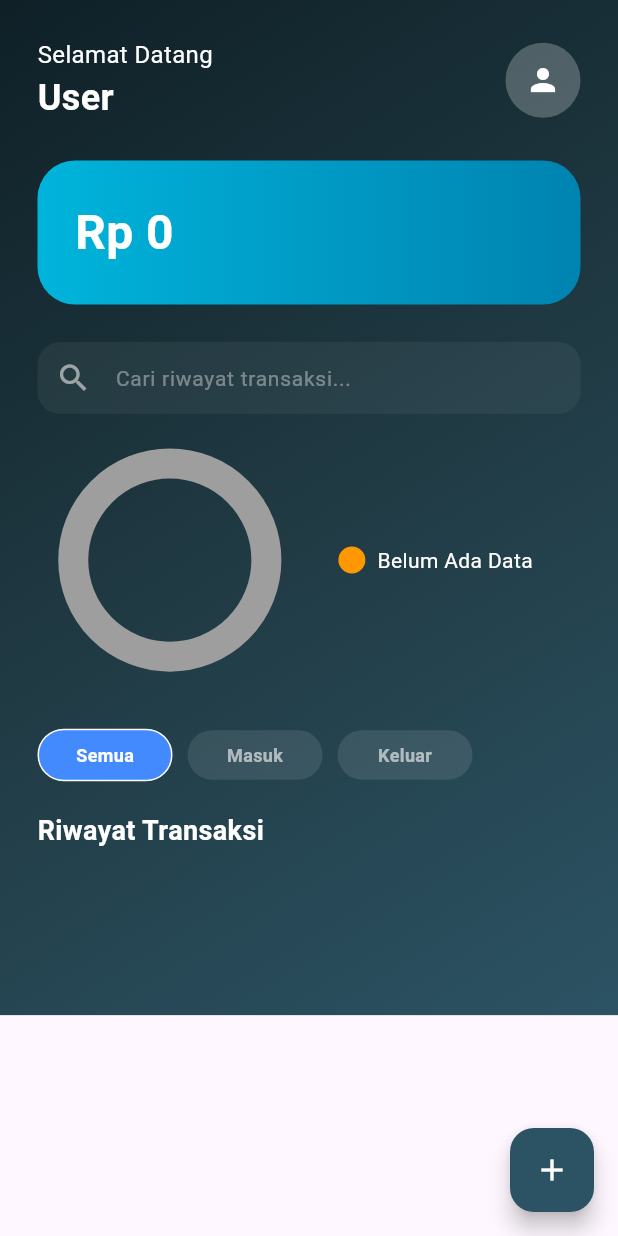
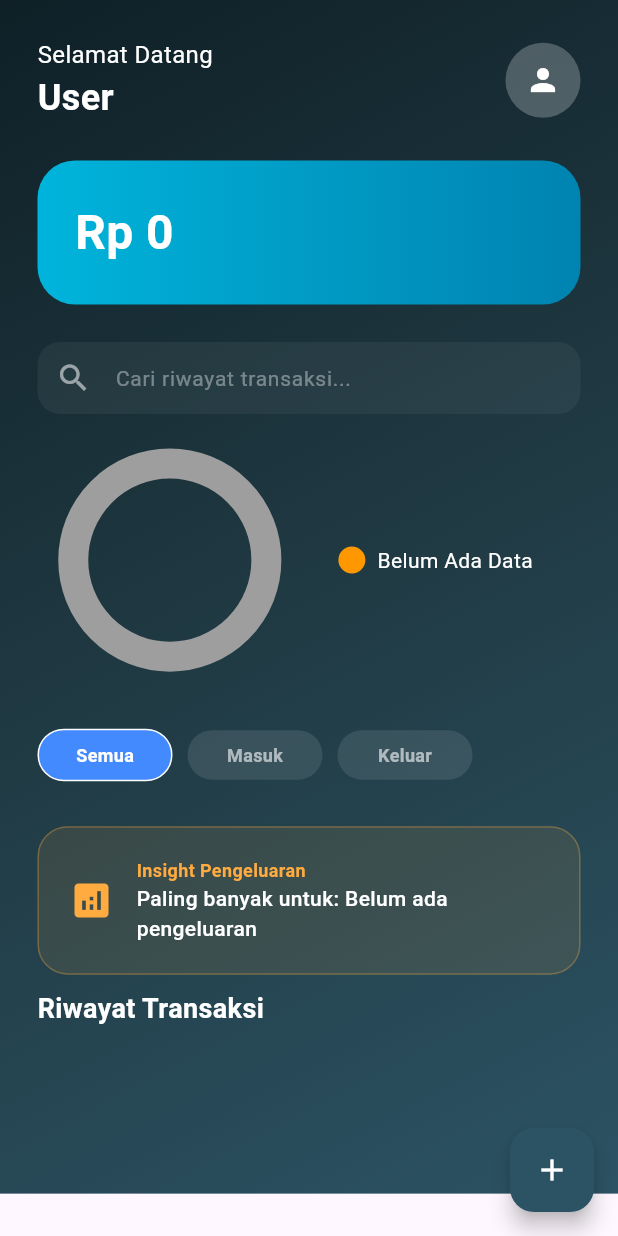
Before and after one commit to Iinrosmala05/flow-cash-uas-flutter, a Flutter app: the DashboardPremium screen opened directly with empty values, on a phone screen of 412 x 824 dp. Run offline on Flutter 3.47's test engine with Material 3 defaults, Android fonts, the phone set to English and light mode, and no system bars; drawn by our look-alikes of pie_chart; our stand-ins replace shared_preferences, sqflite; accounts and stored records are empty; Roboto replaces fonts that are missing (Poppins).

Commit message:
feat: implementasi logika kondisional pada insight card berdasarkan filter

```diff
--- a/lib/main.dart
+++ b/lib/main.dart
@@ -502,6 +502,39 @@ class _DashboardPremiumState extends State<DashboardPremium> {
                 ),
                 const SizedBox(height: 20),
 
+                if (selectedFilter == "Semua" || selectedFilter == "Keluar")
+
+                Container(
+                  margin: const EdgeInsets.symmetric(horizontal: 25, vertical: 10),
+                  padding: const EdgeInsets.all(20),
+                  decoration: BoxDecoration(
+                    color: Colors.orangeAccent.withOpacity(0.1),
+                    borderRadius: BorderRadius.circular(20),
+                    border: Border.all(color: Colors.orangeAccent.withOpacity(0.3)),
+                  ),
+                  child: Row(
+                    children: [
+                      const Icon(Icons.analytics, color: Colors.orangeAccent, size: 30),
+                      const SizedBox(width: 15),
+                      Expanded(
+                        child: Column(
+                          crossAxisAlignment: CrossAxisAlignment.start,
+                          children: [
+                            const Text(
+                              "Insight Pengeluaran",
+                              style: TextStyle(color: Colors.orangeAccent, fontSize: 12, fontWeight: FontWeight.bold),
+                            ),
+                            Text(
+                              "Paling banyak untuk: ${getKategoriTerboros()}",
+                              style: const TextStyle(color: Colors.white, fontSize: 14, fontWeight: FontWeight.w500),
+                            ),
+                          ],
+                        ),
+                      ),
+                    ],
+                  ),
+                ),
+
                 const Padding(
                   padding: EdgeInsets.symmetric(horizontal: 25),
                   child: Text(
@@ -631,6 +664,20 @@ class _DashboardPremiumState extends State<DashboardPremium> {
         child: const Icon(Icons.add, color: Colors.white),
       ),
     );
+  }
+   String getKategoriTerboros() {
+    Map<String, int> pengeluaranPerKategori = {};
+    for (var item in transactions) {
+      if (item['type'] == 'Keluar') {
+        String cat = item['category'] ?? 'Lainnya';
+        int amt = item['amount'] as int;
+        pengeluaranPerKategori[cat] = (pengeluaranPerKategori[cat] ?? 0) + amt;
+      }
+    }
+    if (pengeluaranPerKategori.isEmpty) return "Belum ada pengeluaran";
+    var sortedKeys = pengeluaranPerKategori.keys.toList(growable: false)
+      ..sort((k1, k2) => pengeluaranPerKategori[k2]!.compareTo(pengeluaranPerKategori[k1]!));
+    return sortedKeys.first;
   }
 }
 
```
